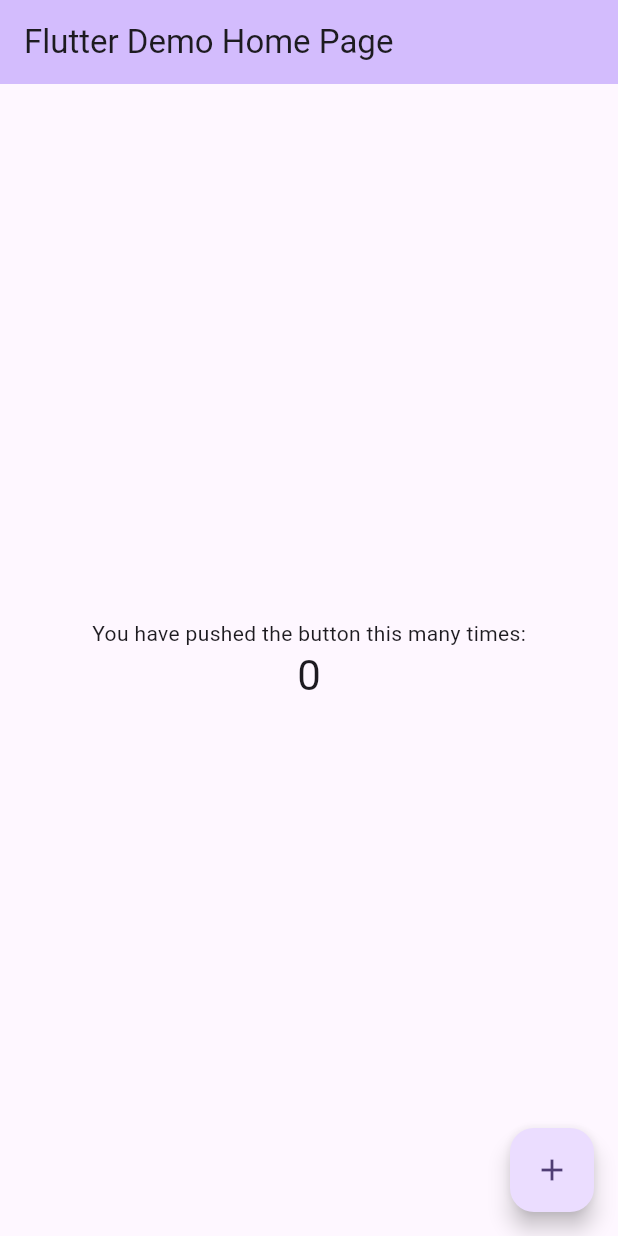
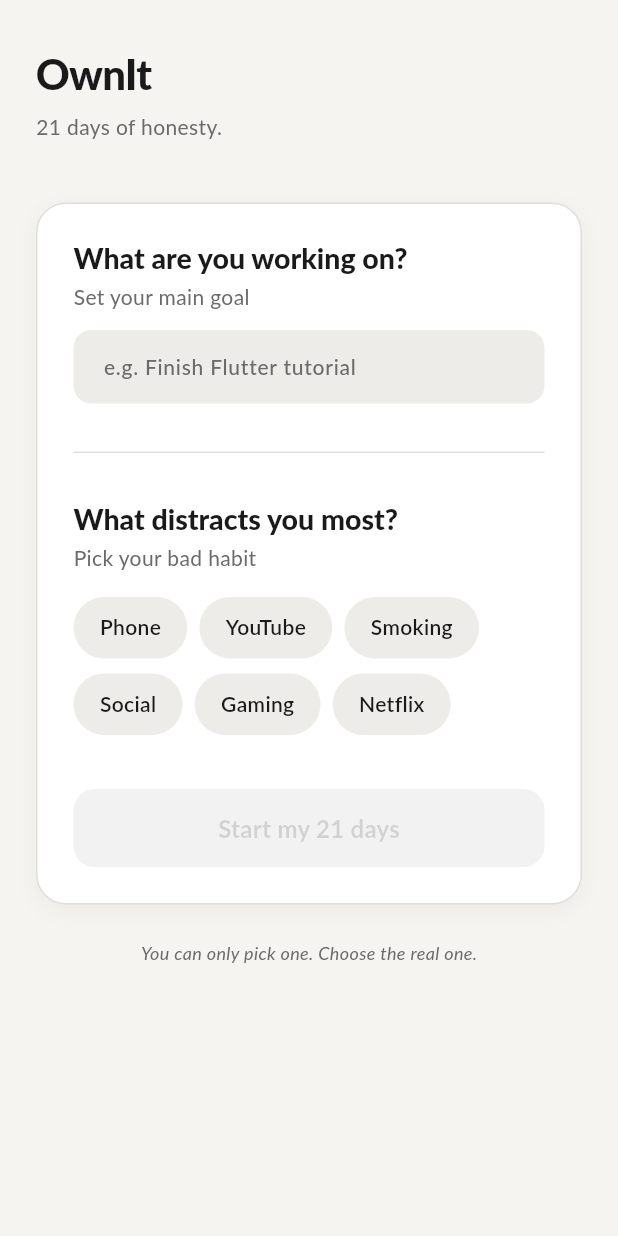
Before and after one commit to omar20270/own_it, a Flutter app: the screen it shows after launch, on a phone screen of 412 x 824 dp. Run offline on Flutter 3.47's test engine with Material 3 defaults, Android fonts, the phone set to English and light mode, and no system bars; our stand-ins replace cloud_firestore, firebase_core, flutter_riverpod; accounts and stored records are empty; Roboto replaces fonts that are missing (Lato).

Commit message:
setup firebase first screen

```diff
--- /dev/null
+++ b/lib/core/constants/app_constants.dart
@@ -0,0 +1,37 @@
+class AppStrings {
+  // Setup
+  static const setupTitle = 'OwnIt';
+  static const setupGoalQuestion = 'What are you working on?';
+  static const setupGoalSubtitle = 'Set your main goal';
+  static const setupGoalHint = 'e.g. Finish Flutter tutorial';
+  static const setupHabitQuestion = 'What distracts you most?';
+  static const setupHabitSubtitle = 'Pick your bad habit';
+  static const setupCta = 'Start my 21 days';
+
+  // Habits list
+  static const List<String> defaultHabits = [
+    'Phone',
+    'YouTube',
+    'Smoking',
+    'Social',
+    'Gaming',
+    'Netflix',
+  ];
+
+  // Check-in
+  static const checkinTitle = 'Time to be honest.';
+  static const daysHonest = 'days honest';
+
+  // Result
+  static const resultTitle = "Today's result";
+  static const resultDone = 'Done. Keep going.';
+  static const resultFail = 'You watched it. Be honest tomorrow.';
+  static const streakResetWarning = 'Streak resets if you lie to yourself.';
+  static const progressLabel = '21-day progress';
+}
+
+class AppRoutes {
+  static const setup = '/';
+  static const checkin = '/checkin';
+  static const result = '/result';
+}
--- /dev/null
+++ b/lib/core/theme/app_thema.dart
@@ -0,0 +1,62 @@
+import 'package:flutter/material.dart';
+
+class AppColors {
+  // Brand
+  static const primary = Color(0xFF4F3DD0); // deep violet (CTA button)
+  static const primaryLight = Color(0xFFEDEBFB);
+
+  // Feedback
+  static const successBg = Color(0xFFE8F5E9);
+  static const successText = Color(0xFF2E7D32);
+  static const failBg = Color(0xFFFFEBEE);
+  static const failText = Color(0xFFC62828);
+
+  // Streak
+  static const streakBg = Color(0xFFFFF3E0);
+  static const streakText = Color(0xFFE65100);
+
+  // Neutral
+  static const background = Color(0xFFF5F4F0);
+  static const surface = Color(0xFFFFFFFF);
+  static const border = Color(0xFFE0DED8);
+  static const textPrimary = Color(0xFF1A1A1A);
+  static const textSecondary = Color(0xFF6B6B6B);
+  static const chipUnselected = Color(0xFFEEECE8);
+  static const chipSelected = Color(0xFF1A1A1A);
+
+  // Progress grid
+  static const progressDone = Color(0xFF388E3C);
+  static const progressFail = Color(0xFFE53935);
+  static const progressEmpty = Color(0xFFD9D7D2);
+}
+
+class AppTheme {
+  static ThemeData get light => ThemeData(
+    useMaterial3: true,
+    scaffoldBackgroundColor: AppColors.background,
+    colorScheme: ColorScheme.fromSeed(
+      seedColor: AppColors.primary,
+      background: AppColors.background,
+    ),
+    fontFamily: 'Lato',
+    textTheme: const TextTheme(
+      headlineMedium: TextStyle(
+        fontSize: 22,
+        fontWeight: FontWeight.w800,
+        color: AppColors.textPrimary,
+        height: 1.25,
+      ),
+      titleMedium: TextStyle(
+        fontSize: 15,
+        fontWeight: FontWeight.w600,
+        color: AppColors.textPrimary,
+      ),
+      bodyMedium: TextStyle(fontSize: 14, color: AppColors.textSecondary),
+      labelLarge: TextStyle(
+        fontSize: 16,
+        fontWeight: FontWeight.w700,
+        color: Colors.white,
+      ),
+    ),
+  );
+}
--- /dev/null
+++ b/lib/features/setup/data/repositories/setup_repository.dart
@@ -0,0 +1,20 @@
+import 'package:cloud_firestore/cloud_firestore.dart';
+
+class SetupRepository {
+  final _firestore = FirebaseFirestore.instance;
+
+  Future<void> saveSetup({
+    required String goal,
+    required String badHabit,
+  }) async {
+    // For now we use a fixed userId until we add Auth
+    const userId = 'user_001';
+
+    await _firestore.collection('users').doc(userId).set({
+      'goal': goal,
+      'badHabit': badHabit,
+      'startDate': DateTime.now().toIso8601String(),
+      'createdAt': FieldValue.serverTimestamp(),
+    });
+  }
+}
--- /dev/null
+++ b/lib/features/setup/domain/entities/user_setup.dart
@@ -0,0 +1,19 @@
+class UserSetup {
+  final String goal;
+  final String badHabit;
+  final DateTime startDate;
+
+  const UserSetup({
+    required this.goal,
+    required this.badHabit,
+    required this.startDate,
+  });
+
+  UserSetup copyWith({String? goal, String? badHabit, DateTime? startDate}) {
+    return UserSetup(
+      goal: goal ?? this.goal,
+      badHabit: badHabit ?? this.badHabit,
+      startDate: startDate ?? this.startDate,
+    );
+  }
+}
--- /dev/null
+++ b/lib/features/setup/presentation/pages/setup_page.dart
@@ -0,0 +1,267 @@
+import 'package:flutter/material.dart';
+import 'package:flutter_riverpod/flutter_riverpod.dart';
+import 'package:own_it/core/theme/app_thema.dart';
+import 'package:own_it/features/setup/presentation/providers/setup_providers.dart';
+
+import '../../../../core/constants/app_constants.dart';
+
+import '../widgets/habit_chip.dart';
+
+class SetupPage extends ConsumerWidget {
+  const SetupPage({super.key});
+
+  @override
+  Widget build(BuildContext context, WidgetRef ref) {
+    final goal = ref.watch(goalProvider);
+    final selectedHabit = ref.watch(selectedHabitProvider);
+    final isValid = ref.watch(setupValidProvider);
+
+    return Scaffold(
+      backgroundColor: AppColors.background,
+      body: SafeArea(
+        child: SingleChildScrollView(
+          padding: const EdgeInsets.symmetric(horizontal: 24, vertical: 32),
+          child: Column(
+            crossAxisAlignment: CrossAxisAlignment.start,
+            children: [
+              // ── App name ────────────────────────────────────────────────
+              Text(
+                AppStrings.setupTitle,
+                style: Theme.of(context).textTheme.headlineMedium?.copyWith(
+                  fontSize: 28,
+                  letterSpacing: -0.5,
+                ),
+              ),
+              const SizedBox(height: 8),
+              Text(
+                '21 days of honesty.',
+                style: Theme.of(context).textTheme.bodyMedium,
+              ),
+
+              const SizedBox(height: 40),
+
+              // ── Card ────────────────────────────────────────────────────
+              _SetupCard(
+                child: Column(
+                  crossAxisAlignment: CrossAxisAlignment.start,
+                  children: [
+                    // Goal section
+                    _SectionLabel(AppStrings.setupGoalQuestion),
+                    const SizedBox(height: 4),
+                    Text(
+                      AppStrings.setupGoalSubtitle,
+                      style: Theme.of(context).textTheme.bodyMedium,
+                    ),
+                    const SizedBox(height: 12),
+                    _GoalTextField(
+                      onChanged: (val) =>
+                          ref.read(goalProvider.notifier).state = val,
+                    ),
+
+                    const SizedBox(height: 32),
+                    const Divider(color: AppColors.border, height: 1),
+                    const SizedBox(height: 32),
+
+                    // Habit section
+                    _SectionLabel(AppStrings.setupHabitQuestion),
+                    const SizedBox(height: 4),
+                    Text(
+                      AppStrings.setupHabitSubtitle,
+                      style: Theme.of(context).textTheme.bodyMedium,
+                    ),
+                    const SizedBox(height: 16),
+                    Wrap(
+                      spacing: 8,
+                      runSpacing: 10,
+                      children: AppStrings.defaultHabits.map((habit) {
+                        return HabitChip(
+                          label: habit,
+                          isSelected: selectedHabit == habit,
+                          onTap: () =>
+                              ref.read(selectedHabitProvider.notifier).state =
+                                  habit,
+                        );
+                      }).toList(),
+                    ),
+
+                    const SizedBox(height: 36),
+
+                    // CTA Button
+                    _CtaButton(
+                      isEnabled: isValid,
+                      onPressed: isValid
+                          ? () async {
+                              // show loading
+                              ref.read(setupSavingProvider.notifier).state =
+                                  true;
+
+                              try {
+                                await ref
+                                    .read(setupRepositoryProvider)
+                                    .saveSetup(
+                                      goal: ref.read(goalProvider).trim(),
+                                      badHabit: ref.read(
+                                        selectedHabitProvider,
+                                      )!,
+                                    );
+                                // navigate to checkin (use SnackBar for now)
+                                if (context.mounted) {
+                                  ScaffoldMessenger.of(context).showSnackBar(
+                                    const SnackBar(
+                                      content: Text('Setup saved! ✅'),
+                                    ),
+                                  );
+                                }
+                              } catch (e) {
+                                if (context.mounted) {
+                                  ScaffoldMessenger.of(context).showSnackBar(
+                                    SnackBar(content: Text('Error: $e')),
+                                  );
+                                }
+                              } finally {
+                                ref.read(setupSavingProvider.notifier).state =
+                                    false;
+                              }
+                            }
+                          : null,
+                    ),
+                  ],
+                ),
+              ),
+
+              const SizedBox(height: 24),
+
+              // Subtle footer hint
+              Center(
+                child: Text(
+                  'You can only pick one. Choose the real one.',
+                  style: Theme.of(context).textTheme.bodyMedium?.copyWith(
+                    fontSize: 12,
+                    fontStyle: FontStyle.italic,
+                  ),
+                ),
+              ),
+            ],
+          ),
+        ),
+      ),
+    );
+  }
+}
+
+// ── Private sub-widgets ────────────────────────────────────────────────────
+
+class _SetupCard extends StatelessWidget {
+  final Widget child;
+  const _SetupCard({required this.child});
+
+  @override
+  Widget build(BuildContext context) {
+    return Container(
+      width: double.infinity,
+      padding: const EdgeInsets.all(24),
+      decoration: BoxDecoration(
+        color: AppColors.surface,
+        borderRadius: BorderRadius.circular(20),
+        border: Border.all(color: AppColors.border),
+        boxShadow: [
+          BoxShadow(
+            color: Colors.black.withOpacity(0.04),
+            blurRadius: 12,
+            offset: const Offset(0, 4),
+          ),
+        ],
+      ),
+      child: child,
+    );
+  }
+}
+
+class _SectionLabel extends StatelessWidget {
+  final String text;
+  const _SectionLabel(this.text);
+
+  @override
+  Widget build(BuildContext context) {
+    return Text(
+      text,
+      style: Theme.of(context).textTheme.headlineMedium?.copyWith(fontSize: 19),
+    );
+  }
+}
+
+class _GoalTextField extends StatelessWidget {
+  final ValueChanged<String> onChanged;
+  const _GoalTextField({required this.onChanged});
+
+  @override
+  Widget build(BuildContext context) {
+    return TextField(
+      onChanged: onChanged,
+      style: const TextStyle(
+        fontSize: 14,
+        fontWeight: FontWeight.w500,
+        color: AppColors.textPrimary,
+      ),
+      decoration: InputDecoration(
+        hintText: AppStrings.setupGoalHint,
+        hintStyle: const TextStyle(
+          color: AppColors.textSecondary,
+          fontSize: 14,
+        ),
+        contentPadding: const EdgeInsets.symmetric(
+          horizontal: 16,
+          vertical: 14,
+        ),
+        filled: true,
+        fillColor: AppColors.chipUnselected,
+        border: OutlineInputBorder(
+          borderRadius: BorderRadius.circular(12),
+          borderSide: BorderSide.none,
+        ),
+        focusedBorder: OutlineInputBorder(
+          borderRadius: BorderRadius.circular(12),
+          borderSide: const BorderSide(color: AppColors.primary, width: 1.5),
+        ),
+      ),
+    );
+  }
+}
+
+class _CtaButton extends StatelessWidget {
+  final bool isEnabled;
+  final VoidCallback? onPressed;
+
+  const _CtaButton({required this.isEnabled, required this.onPressed});
+
+  @override
+  Widget build(BuildContext context) {
+    return AnimatedOpacity(
+      opacity: isEnabled ? 1.0 : 0.45,
+      duration: const Duration(milliseconds: 200),
+      child: SizedBox(
+        width: double.infinity,
+        height: 52,
+        child: ElevatedButton(
+          onPressed: onPressed,
+          style: ElevatedButton.styleFrom(
+            backgroundColor: AppColors.primary,
+            foregroundColor: Colors.white,
+            shape: RoundedRectangleBorder(
+              borderRadius: BorderRadius.circular(14),
+            ),
+            elevation: isEnabled ? 3 : 0,
+          ),
+          child: const Text(
+            AppStrings.setupCta,
+            style: TextStyle(
+              fontSize: 16,
+              fontWeight: FontWeight.w700,
+              letterSpacing: 0.2,
+            ),
+          ),
+        ),
+      ),
+    );
+  }
+}
--- /dev/null
+++ b/lib/features/setup/presentation/providers/setup_providers.dart
@@ -0,0 +1,20 @@
+import 'package:flutter_riverpod/flutter_riverpod.dart';
+import 'package:flutter_riverpod/legacy.dart';
+import '../../data/repositories/setup_repository.dart';
+
+// ── existing providers (keep them) ──
+final goalProvider = StateProvider<String>((ref) => '');
+final selectedHabitProvider = StateProvider<String?>((ref) => null);
+final setupValidProvider = Provider<bool>((ref) {
+  final goal = ref.watch(goalProvider).trim();
+  final habit = ref.watch(selectedHabitProvider);
+  return goal.isNotEmpty && habit != null;
+});
+
+// ── add these new ones ──
+final setupRepositoryProvider = Provider<SetupRepository>((ref) {
+  return SetupRepository();
+});
+
+// tracks loading/error state while saving
+final setupSavingProvider = StateProvider<bool>((ref) => false);
--- /dev/null
+++ b/lib/features/setup/presentation/providers/setup_valid_provider.dart
@@ -0,0 +1,15 @@
+import 'package:flutter_riverpod/flutter_riverpod.dart';
+import 'package:flutter_riverpod/legacy.dart';
+
+// ── Goal text ──────────────────────────────────────────────────────────────
+final goalProvider = StateProvider<String>((ref) => '');
+
+// ── Selected bad habit ─────────────────────────────────────────────────────
+final selectedHabitProvider = StateProvider<String?>((ref) => null);
+
+// ── Form validity: both must be filled ────────────────────────────────────
+final setupValidProvider = Provider<bool>((ref) {
+  final goal = ref.watch(goalProvider).trim();
+  final habit = ref.watch(selectedHabitProvider);
+  return goal.isNotEmpty && habit != null;
+});
--- /dev/null
+++ b/lib/features/setup/presentation/widgets/habit_chip.dart
@@ -0,0 +1,43 @@
+import 'package:flutter/material.dart';
+import 'package:own_it/core/theme/app_thema.dart';
+
+class HabitChip extends StatelessWidget {
+  final String label;
+  final bool isSelected;
+  final VoidCallback onTap;
+
+  const HabitChip({
+    super.key,
+    required this.label,
+    required this.isSelected,
+    required this.onTap,
+  });
+
+  @override
+  Widget build(BuildContext context) {
+    return GestureDetector(
+      onTap: onTap,
+      child: AnimatedContainer(
+        duration: const Duration(milliseconds: 180),
+        curve: Curves.easeOut,
+        padding: const EdgeInsets.symmetric(horizontal: 16, vertical: 9),
+        decoration: BoxDecoration(
+          color: isSelected ? AppColors.chipSelected : AppColors.chipUnselected,
+          borderRadius: BorderRadius.circular(24),
+          border: Border.all(
+            color: isSelected ? AppColors.chipSelected : Colors.transparent,
+            width: 1.5,
+          ),
+        ),
+        child: Text(
+          label,
+          style: TextStyle(
+            fontSize: 14,
+            fontWeight: FontWeight.w600,
+            color: isSelected ? Colors.white : AppColors.textPrimary,
+          ),
+        ),
+      ),
+    );
+  }
+}
--- a/lib/main.dart
+++ b/lib/main.dart
@@ -1,122 +1,34 @@
+import 'package:firebase_core/firebase_core.dart';
 import 'package:flutter/material.dart';
+import 'package:flutter_riverpod/flutter_riverpod.dart';
+import 'package:own_it/core/theme/app_thema.dart';
+import 'package:own_it/firebase_options.dart';
 
-void main() {
-  runApp(const MyApp());
+import 'core/constants/app_constants.dart';
+
+import 'features/setup/presentation/pages/setup_page.dart';
+
+Future<void> main() async {
+  WidgetsFlutterBinding.ensureInitialized();
+  await Firebase.initializeApp(options: DefaultFirebaseOptions.currentPlatform);
+  runApp(const ProviderScope(child: OwnItApp()));
 }
 
-class MyApp extends StatelessWidget {
-  const MyApp({super.key});
+class OwnItApp extends StatelessWidget {
+  const OwnItApp({super.key});
 
-  // This widget is the root of your application.
   @override
   Widget build(BuildContext context) {
     return MaterialApp(
-      title: 'Flutter Demo',
-      theme: ThemeData(
-        // This is the theme of your application.
-        //
-        // TRY THIS: Try running your application with "flutter run". You'll see
-        // the application has a purple toolbar. Then, without quitting the app,
-        // try changing the seedColor in the colorScheme below to Colors.green
-        // and then invoke "hot reload" (save your changes or press the "hot
-        // reload" button in a Flutter-supported IDE, or press "r" if you used
-        // the command line to start the app).
-        //
-        // Notice that the counter didn't reset back to zero; the application
-        // state is not lost during the reload. To reset the state, use hot
-        // restart instead.
-        //
-        // This works for code too, not just values: Most code changes can be
-        // tested with just a hot reload.
-        colorScheme: .fromSeed(seedColor: Colors.deepPurple),
-      ),
-      home: const MyHomePage(title: 'Flutter Demo Home Page'),
+      title: 'OwnIt',
+      debugShowCheckedModeBanner: false,
+      theme: AppTheme.light,
+      initialRoute: AppRoutes.setup,
+      routes: {
+        AppRoutes.setup: (_) => const SetupPage(),
+        // AppRoutes.checkin: (_) => const CheckinPage(),  // add later
+        // AppRoutes.result:  (_) => const ResultPage(),   // add later
+      },
     );
   }
 }
-
-class MyHomePage extends StatefulWidget {
-  const MyHomePage({super.key, required this.title});
-
-  // This widget is the home page of your application. It is stateful, meaning
-  // that it has a State object (defined below) that contains fields that affect
-  // how it looks.
-
-  // This class is the configuration for the state. It holds the values (in this
-  // case the title) provided by the parent (in this case the App widget) and
-  // used by the build method of the State. Fields in a Widget subclass are
-  // always marked "final".
-
-  final String title;
-
-  @override
-  State<MyHomePage> createState() => _MyHomePageState();
-}
-
-class _MyHomePageState extends State<MyHomePage> {
-  int _counter = 0;
-
-  void _incrementCounter() {
-    setState(() {
-      // This call to setState tells the Flutter framework that something has
-      // changed in this State, which causes it to rerun the build method below
-      // so that the display can reflect the updated values. If we changed
-      // _counter without calling setState(), then the build method would not be
-      // called again, and so nothing would appear to happen.
-      _counter++;
-    });
-  }
-
-  @override
-  Widget build(BuildContext context) {
-    // This method is rerun every time setState is called, for instance as done
-    // by the _incrementCounter method above.
-    //
-    // The Flutter framework has been optimized to make rerunning build methods
-    // fast, so that you can just rebuild anything that needs updating rather
-    // than having to individually change instances of widgets.
-    return Scaffold(
-      appBar: AppBar(
-        // TRY THIS: Try changing the color here to a specific color (to
-        // Colors.amber, perhaps?) and trigger a hot reload to see the AppBar
-        // change color while the other colors stay the same.
-        backgroundColor: Theme.of(context).colorScheme.inversePrimary,
-        // Here we take the value from the MyHomePage object that was created by
-        // the App.build method, and use it to set our appbar title.
-        title: Text(widget.title),
-      ),
-      body: Center(
-        // Center is a layout widget. It takes a single child and positions it
-        // in the middle of the parent.
-        child: Column(
-          // Column is also a layout widget. It takes a list of children and
-          // arranges them vertically. By default, it sizes itself to fit its
-          // children horizontally, and tries to be as tall as its parent.
-          //
-          // Column has various properties to control how it sizes itself and
-          // how it positions its children. Here we use mainAxisAlignment to
-          // center the children vertically; the main axis here is the vertical
-          // axis because Columns are vertical (the cross axis would be
-          // horizontal).
-          //
-          // TRY THIS: Invoke "debug painting" (choose the "Toggle Debug Paint"
-          // action in the IDE, or press "p" in the console), to see the
-          // wireframe for each widget.
-          mainAxisAlignment: .center,
-          children: [
-            const Text('You have pushed the button this many times:'),
-            Text(
-              '$_counter',
-              style: Theme.of(context).textTheme.headlineMedium,
-            ),
-          ],
-        ),
-      ),
-      floatingActionButton: FloatingActionButton(
-        onPressed: _incrementCounter,
-        tooltip: 'Increment',
-        child: const Icon(Icons.add),
-      ),
-    );
-  }
-}
--- a/pubspec.yaml
+++ b/pubspec.yaml
@@ -38,6 +38,10 @@ dependencies:
   go_router: ^17.2.3
   google_fonts: ^8.1.0
   flutter_animate: ^4.5.2
+  firebase_core: ^4.8.0
+  firebase_auth: ^6.5.0
+  cloud_firestore: ^6.4.0
+  riverpod_annotation: ^4.0.2
 
 dev_dependencies:
   flutter_test:
@@ -49,6 +53,7 @@ dev_dependencies:
   # package. See that file for information about deactivating specific lint
   # rules and activating additional ones.
   flutter_lints: ^6.0.0
+  riverpod_generator: ^4.0.3
 
 # For information on the generic Dart part of this file, see the
 # following page: https://dart.dev/tools/pub/pubspec
```
Also changed, not shown: firebase.json (added), lib/core/constants/app_routes.dart (added), lib/core/theme/app_colors.dart (added), lib/features/setup/presentation/providers/goal_provider.dart (added), lib/features/setup/presentation/providers/selected_habit_provider.dart (added), lib/firebase_options.dart (added), pubspec.lock, 9 other files.
